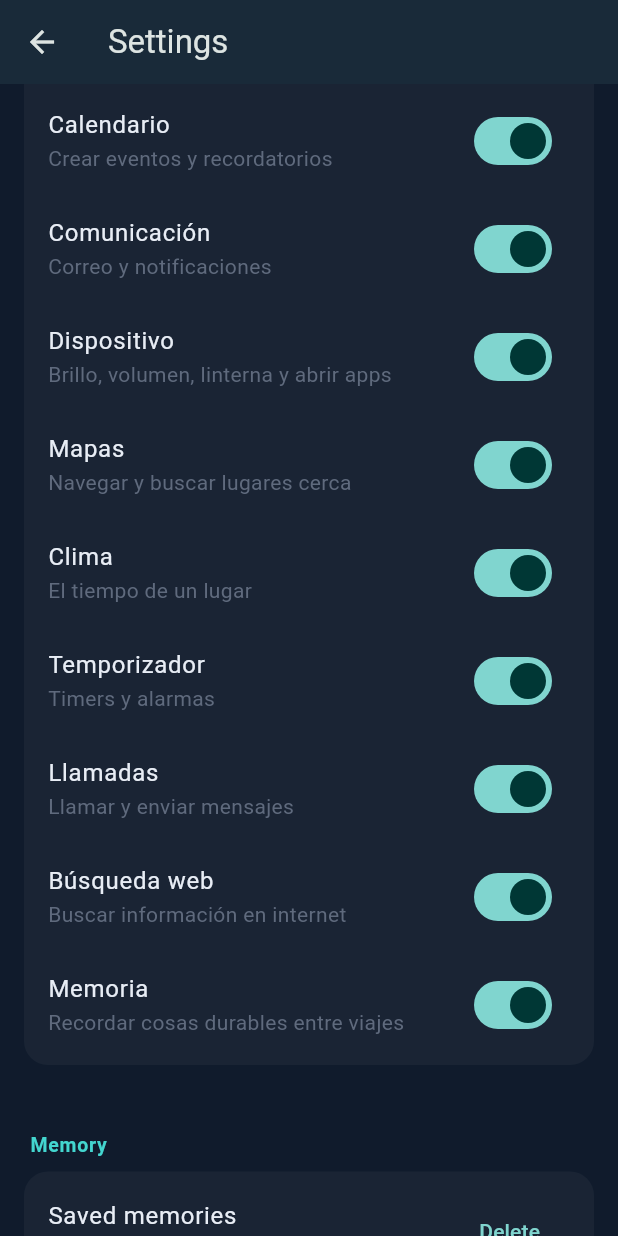
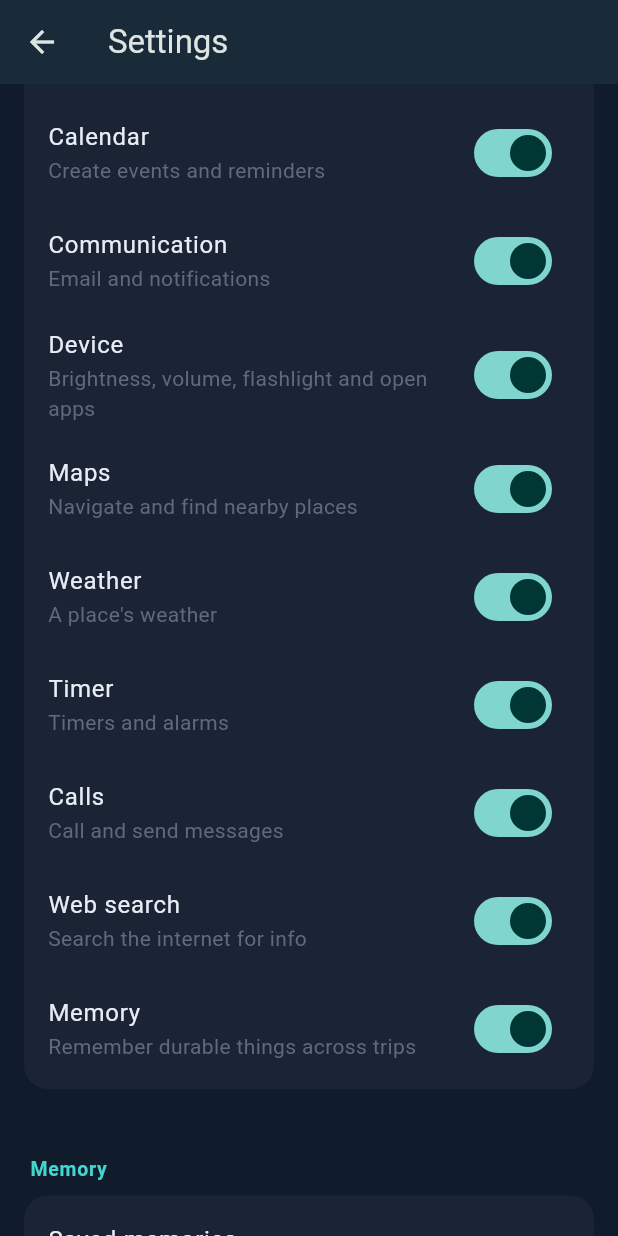
Before and after one commit to lordmacu/astro-agent, a Flutter app: the SettingsScreen screen opened directly, scrolled down 2304 dp, on a phone screen of 412 x 824 dp. Run offline on Flutter 3.47's test engine with Material 3 defaults, Android fonts, the phone set to English and light mode, and no system bars; our stand-ins replace audioplayers, battery_plus, camera, flutter_contacts, flutter_dotenv, flutter_riverpod and 11 more; missing offline and left inert: android_intent_plus, enough_mail, gal, light, mailer, screen_brightness and 3 more; accounts and stored records are empty; Roboto replaces fonts that are missing (Fredoka).

Commit message:
feat(l10n): localize tool catalog labels in settings

```diff
--- a/lib/core/config/tool_catalog.dart
+++ b/lib/core/config/tool_catalog.dart
@@ -1,34 +1,28 @@
 import 'package:permission_handler/permission_handler.dart';
 
-/// UI metadata for a brain tool the driver can turn on/off from Settings, plus
-/// the single OS permission it needs (if any) so Settings can request it there.
+/// Structural metadata for a brain tool the driver can turn on/off from
+/// Settings, plus the single OS permission it needs (if any) so Settings can
+/// request it there. The user-facing label/subtitle are localized in `Strings`
+/// (keyed by [name]); the permission's human name is localized there too (keyed
+/// by [permissionKey]).
 ///
 /// Kept central (keyed by the tool's `name`) instead of on each tool class, so
 /// the tool implementations stay decoupled from the UI and a rename is a
 /// one-line change here. [name] must match the tool's `AstroTool.name`.
 class ToolInfo {
-  const ToolInfo({
-    required this.name,
-    required this.label,
-    required this.subtitle,
-    this.permission,
-    this.permissionLabel,
-  });
+  const ToolInfo({required this.name, this.permission, this.permissionKey});
 
-  /// The tool id, matching `AstroTool.name`.
+  /// The tool id, matching `AstroTool.name`. Also the key for its localized
+  /// label/subtitle in `Strings.toolLabel` / `Strings.toolSubtitle`.
   final String name;
-
-  /// Short Spanish label for the toggle.
-  final String label;
-
-  /// One line describing what the tool does.
-  final String subtitle;
 
   /// OS permission the tool needs to work, or null when it needs none.
   final Permission? permission;
 
-  /// Human name of that permission, for the "grant" prompt.
-  final String? permissionLabel;
+  /// Language-neutral key for the permission's human name, localized in
+  /// `Strings.permissionName` (e.g. 'camera', 'location'). Null when no
+  /// permission is needed.
+  final String? permissionKey;
 }
 
 /// Core tools that are always on and never shown in the toggle list — Astro's
@@ -39,67 +33,35 @@ const Set<String> kCoreTools = {'get_context'};
 /// Every toggleable tool, in display order. Tools not listed here (the core set
 /// above) are always on.
 const List<ToolInfo> kToolCatalog = [
-  ToolInfo(
-    name: 'music',
-    label: 'Música',
-    subtitle: 'Poner y controlar la música',
-  ),
+  ToolInfo(name: 'music'),
   ToolInfo(
     name: 'take_photo',
-    label: 'Cámara',
-    subtitle: 'Tomar fotos y guardarlas en la galería',
     permission: Permission.camera,
-    permissionLabel: 'cámara',
+    permissionKey: 'camera',
   ),
   ToolInfo(
     name: 'calendar',
-    label: 'Calendario',
-    subtitle: 'Crear eventos y recordatorios',
     permission: Permission.calendarWriteOnly,
-    permissionLabel: 'calendario',
+    permissionKey: 'calendar',
   ),
   ToolInfo(
     name: 'comunicacion',
-    label: 'Comunicación',
-    subtitle: 'Correo y notificaciones',
     permission: Permission.contacts,
-    permissionLabel: 'contactos',
+    permissionKey: 'contacts',
   ),
-  ToolInfo(
-    name: 'device',
-    label: 'Dispositivo',
-    subtitle: 'Brillo, volumen, linterna y abrir apps',
-  ),
+  ToolInfo(name: 'device'),
   ToolInfo(
     name: 'mapa',
-    label: 'Mapas',
-    subtitle: 'Navegar y buscar lugares cerca',
     permission: Permission.locationWhenInUse,
-    permissionLabel: 'ubicación',
+    permissionKey: 'location',
   ),
   ToolInfo(
     name: 'clima',
-    label: 'Clima',
-    subtitle: 'El tiempo de un lugar',
     permission: Permission.locationWhenInUse,
-    permissionLabel: 'ubicación',
+    permissionKey: 'location',
   ),
-  ToolInfo(name: 'timer', label: 'Temporizador', subtitle: 'Timers y alarmas'),
-  ToolInfo(
-    name: 'phone',
-    label: 'Llamadas',
-    subtitle: 'Llamar y enviar mensajes',
-    permission: Permission.phone,
-    permissionLabel: 'teléfono',
-  ),
-  ToolInfo(
-    name: 'web_search',
-    label: 'Búsqueda web',
-    subtitle: 'Buscar información en internet',
-  ),
-  ToolInfo(
-    name: 'remember_fact',
-    label: 'Memoria',
-    subtitle: 'Recordar cosas durables entre viajes',
-  ),
+  ToolInfo(name: 'timer'),
+  ToolInfo(name: 'phone', permission: Permission.phone, permissionKey: 'phone'),
+  ToolInfo(name: 'web_search'),
+  ToolInfo(name: 'remember_fact'),
 ];
--- a/lib/core/l10n/strings.dart
+++ b/lib/core/l10n/strings.dart
@@ -379,4 +379,80 @@ abstract final class Strings {
     en: "I couldn't check the weather right now.",
     es: 'No pude consultar el clima ahora.',
   );
+
+  // ── Tool catalog (Settings toggles), keyed by AstroTool.name ─────────────
+  static String toolLabel(String name, AppLang l) => switch (name) {
+    'music' => _pick(l, en: 'Music', es: 'Música'),
+    'take_photo' => _pick(l, en: 'Camera', es: 'Cámara'),
+    'calendar' => _pick(l, en: 'Calendar', es: 'Calendario'),
+    'comunicacion' => _pick(l, en: 'Communication', es: 'Comunicación'),
+    'device' => _pick(l, en: 'Device', es: 'Dispositivo'),
+    'mapa' => _pick(l, en: 'Maps', es: 'Mapas'),
+    'clima' => _pick(l, en: 'Weather', es: 'Clima'),
+    'timer' => _pick(l, en: 'Timer', es: 'Temporizador'),
+    'phone' => _pick(l, en: 'Calls', es: 'Llamadas'),
+    'web_search' => _pick(l, en: 'Web search', es: 'Búsqueda web'),
+    'remember_fact' => _pick(l, en: 'Memory', es: 'Memoria'),
+    _ => name,
+  };
+
+  static String toolSubtitle(String name, AppLang l) => switch (name) {
+    'music' => _pick(
+      l,
+      en: 'Play and control music',
+      es: 'Poner y controlar la música',
+    ),
+    'take_photo' => _pick(
+      l,
+      en: 'Take photos and save them to the gallery',
+      es: 'Tomar fotos y guardarlas en la galería',
+    ),
+    'calendar' => _pick(
+      l,
+      en: 'Create events and reminders',
+      es: 'Crear eventos y recordatorios',
+    ),
+    'comunicacion' => _pick(
+      l,
+      en: 'Email and notifications',
+      es: 'Correo y notificaciones',
+    ),
+    'device' => _pick(
+      l,
+      en: 'Brightness, volume, flashlight and open apps',
+      es: 'Brillo, volumen, linterna y abrir apps',
+    ),
+    'mapa' => _pick(
+      l,
+      en: 'Navigate and find nearby places',
+      es: 'Navegar y buscar lugares cerca',
+    ),
+    'clima' => _pick(l, en: "A place's weather", es: 'El tiempo de un lugar'),
+    'timer' => _pick(l, en: 'Timers and alarms', es: 'Timers y alarmas'),
+    'phone' => _pick(
+      l,
+      en: 'Call and send messages',
+      es: 'Llamar y enviar mensajes',
+    ),
+    'web_search' => _pick(
+      l,
+      en: 'Search the internet for info',
+      es: 'Buscar información en internet',
+    ),
+    'remember_fact' => _pick(
+      l,
+      en: 'Remember durable things across trips',
+      es: 'Recordar cosas durables entre viajes',
+    ),
+    _ => '',
+  };
+
+  static String permissionName(String key, AppLang l) => switch (key) {
+    'camera' => _pick(l, en: 'camera', es: 'cámara'),
+    'calendar' => _pick(l, en: 'calendar', es: 'calendario'),
+    'contacts' => _pick(l, en: 'contacts', es: 'contactos'),
+    'location' => _pick(l, en: 'location', es: 'ubicación'),
+    'phone' => _pick(l, en: 'phone', es: 'teléfono'),
+    _ => key,
+  };
 }
--- a/lib/ui/settings/settings_screen.dart
+++ b/lib/ui/settings/settings_screen.dart
@@ -385,15 +385,22 @@ class _ToolTileState extends ConsumerState<_ToolTile> {
   @override
   Widget build(BuildContext context) {
     final info = widget.info;
+    final lang = ref.watch(langProvider);
     final enabled = !ref.watch(toolPrefsProvider).contains(info.name);
     final needsGrant = enabled && info.permission != null && _granted == false;
 
     return ListTile(
-      title: Text(info.label, style: const TextStyle(color: DesignTokens.ink)),
+      title: Text(
+        Strings.toolLabel(info.name, lang),
+        style: const TextStyle(color: DesignTokens.ink),
+      ),
       subtitle: Column(
         crossAxisAlignment: CrossAxisAlignment.start,
         children: [
-          Text(info.subtitle, style: const TextStyle(color: DesignTokens.dim)),
+          Text(
+            Strings.toolSubtitle(info.name, lang),
+            style: const TextStyle(color: DesignTokens.dim),
+          ),
           if (needsGrant)
             InkWell(
               onTap: _requestPermission,
@@ -401,8 +408,8 @@ class _ToolTileState extends ConsumerState<_ToolTile> {
                 padding: const EdgeInsets.only(top: 4),
                 child: Text(
                   Strings.missingPermission(
-                    info.permissionLabel ?? '',
-                    ref.watch(langProvider),
+                    Strings.permissionName(info.permissionKey ?? '', lang),
+                    lang,
                   ),
                   style: const TextStyle(
                     color: Color(0xFFFF4D57),
```
Also changed, not shown: 1 other file.
